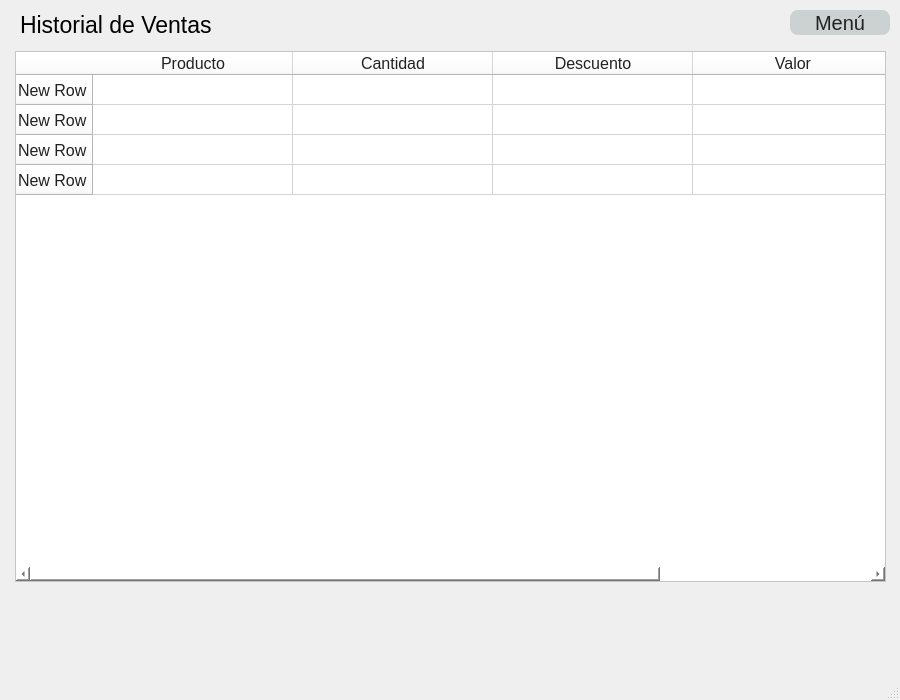
This is historial/historial-ventana.ui in nicolujan1610/farmasty as Qt 5 draws it before an edit. The edited form follows.
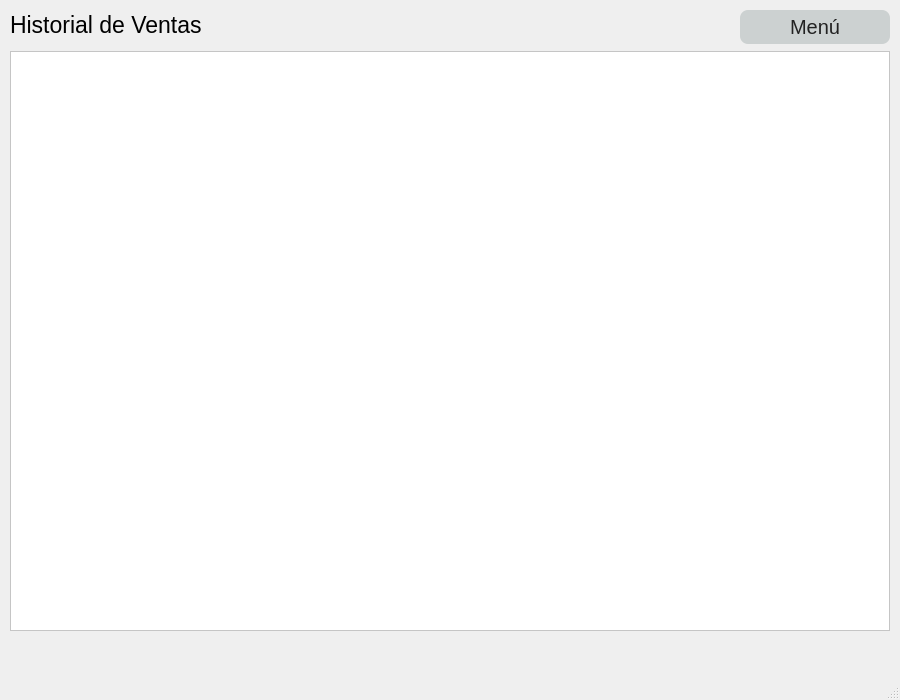
This is the edited form.

Diff of the .ui file:
```diff
--- a/historial/historial-ventana.ui
+++ b/historial/historial-ventana.ui
@@ -38,7 +38,7 @@
    <widget class="QLabel" name="label">
     <property name="geometry">
      <rect>
-      <x>20</x>
+      <x>10</x>
       <y>10</y>
       <width>700</width>
       <height>30</height>
@@ -69,22 +69,22 @@
    <widget class="QPushButton" name="volver_menu_btn">
     <property name="geometry">
      <rect>
-      <x>790</x>
+      <x>740</x>
       <y>10</y>
-      <width>100</width>
-      <height>25</height>
+      <width>150</width>
+      <height>34</height>
      </rect>
     </property>
     <property name="minimumSize">
      <size>
-      <width>100</width>
-      <height>25</height>
+      <width>150</width>
+      <height>34</height>
      </size>
     </property>
     <property name="maximumSize">
      <size>
-      <width>100</width>
-      <height>25</height>
+      <width>150</width>
+      <height>34</height>
      </size>
     </property>
     <property name="font">
@@ -98,7 +98,8 @@
      <cursorShape>PointingHandCursor</cursorShape>
     </property>
     <property name="styleSheet">
-     <string notr="true">background-color:#ccd1d1; color: #222; border-radius: 8px</string>
+     <string notr="true">background-color:#ccd1d1; color: #222; border-radius: 8px;
+padding: 4px</string>
     </property>
     <property name="text">
      <string>Menú</string>
@@ -107,12 +108,24 @@
    <widget class="QTableWidget" name="historialventas">
     <property name="geometry">
      <rect>
-      <x>15</x>
+      <x>10</x>
       <y>51</y>
-      <width>871</width>
-      <height>531</height>
+      <width>880</width>
+      <height>580</height>
      </rect>
     </property>
+    <property name="minimumSize">
+     <size>
+      <width>880</width>
+      <height>580</height>
+     </size>
+    </property>
+    <property name="maximumSize">
+     <size>
+      <width>880</width>
+      <height>580</height>
+     </size>
+    </property>
     <property name="font">
      <font>
       <family>Arial</family>
@@ -127,46 +140,6 @@
     <attribute name="horizontalHeaderDefaultSectionSize">
      <number>200</number>
     </attribute>
-    <row>
-     <property name="text">
-      <string>New Row</string>
-     </property>
-    </row>
-    <row>
-     <property name="text">
-      <string>New Row</string>
-     </property>
-    </row>
-    <row>
-     <property name="text">
-      <string>New Row</string>
-     </property>
-    </row>
-    <row>
-     <property name="text">
-      <string>New Row</string>
-     </property>
-    </row>
-    <column>
-     <property name="text">
-      <string>Producto</string>
-     </property>
-    </column>
-    <column>
-     <property name="text">
-      <string>Cantidad</string>
-     </property>
-    </column>
-    <column>
-     <property name="text">
-      <string>Descuento</string>
-     </property>
-    </column>
-    <column>
-     <property name="text">
-      <string>Valor</string>
-     </property>
-    </column>
    </widget>
   </widget>
   <widget class="QMenuBar" name="menubar">
```
Left out of the diff: 6 changed lines with no effect on the pictures.
